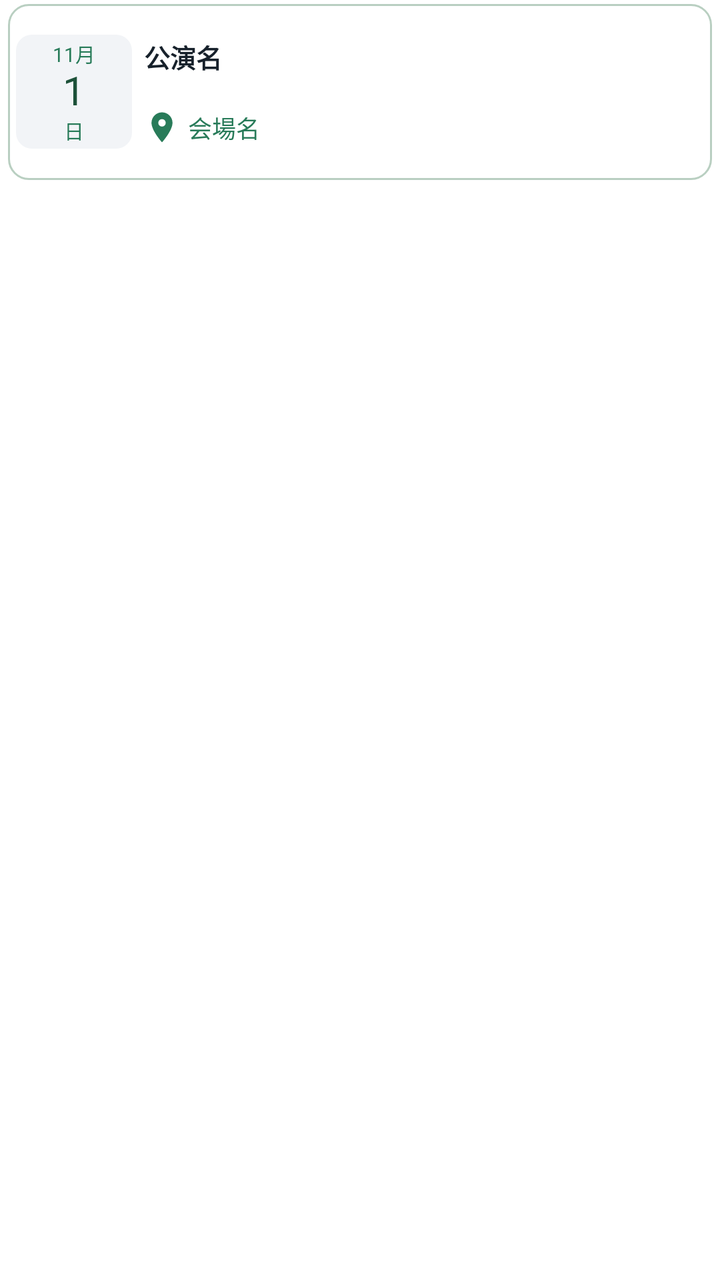
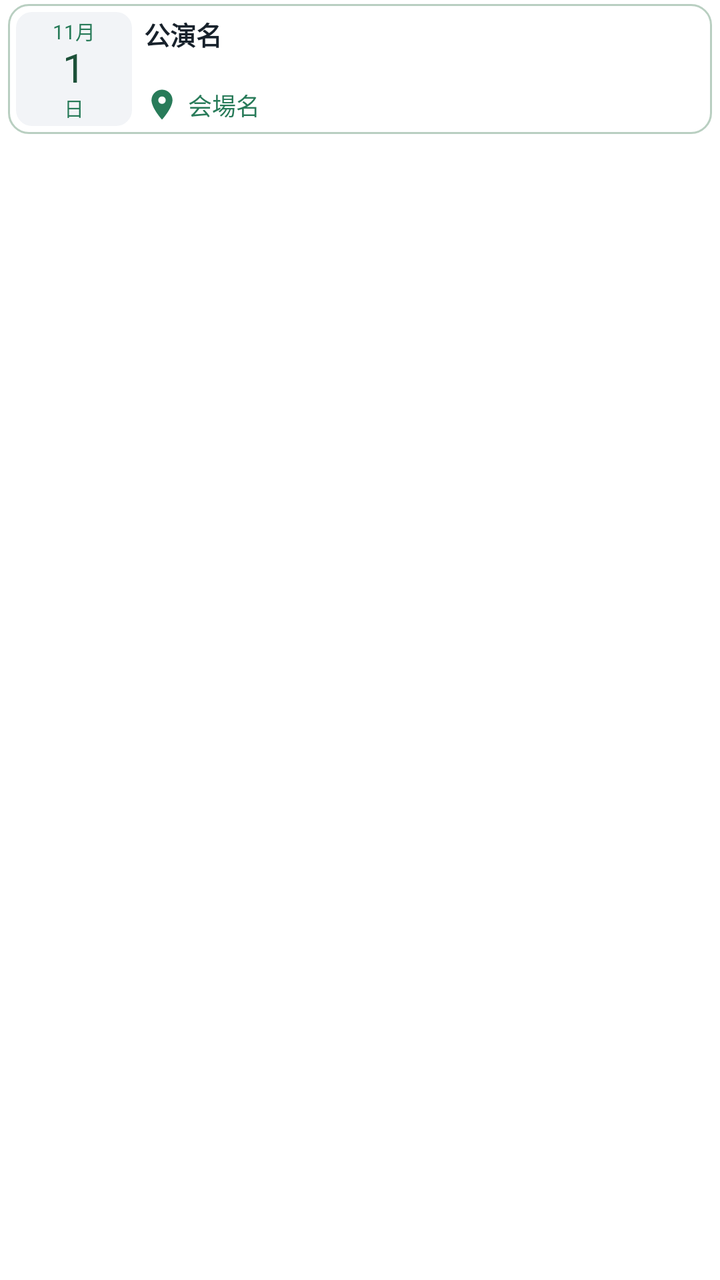

An Android layout rendered at two revisions. The XML below is the earlier revision; the diff shows what the commit changed to produce the second picture.
<!-- AndroidManifest.xml: fallback theme Theme.MaterialComponents.DayNight.NoActionBar -->
<!-- res/layout/ticket_widget_event.xml -->
<FrameLayout xmlns:android="http://schemas.android.com/apk/res/android" android:layout_width="match_parent" android:layout_height="wrap_content" android:paddingLeft="4dp" android:paddingRight="4dp" android:paddingTop="2dp" android:paddingBottom="2dp">
  <LinearLayout android:id="@+id/ticket_row" android:layout_width="match_parent" android:layout_height="88sp" android:orientation="horizontal" android:gravity="center_vertical" android:padding="4dp" android:layout_marginBottom="0dp" android:background="@drawable/ticket_widget_row" android:layout_weight="0" android:layout_marginTop="0dp" android:layout_marginLeft="0dp" android:layout_marginRight="0dp">
    <LinearLayout android:id="@+id/ticket_date" android:layout_width="58dp" android:layout_height="wrap_content" android:minHeight="42dp" android:orientation="vertical" android:gravity="center" android:paddingTop="2dp" android:paddingBottom="2dp" android:background="@drawable/ticket_widget_date">
      <TextView android:id="@+id/ticket_month" android:maxLines="1" android:ellipsize="end" android:layout_width="wrap_content" android:layout_height="wrap_content" android:text="11月" android:textColor="#287B59" android:textSize="10sp" android:includeFontPadding="false" android:textStyle="normal" />
      <TextView android:id="@+id/ticket_day" android:layout_width="wrap_content" android:layout_height="wrap_content" android:text="1" android:textColor="#1D5139" android:textSize="20sp" android:textStyle="normal" android:includeFontPadding="false" />
      <TextView android:id="@+id/ticket_weekday" android:layout_width="wrap_content" android:layout_height="wrap_content" android:text="日" android:textColor="#287B59" android:textSize="10sp" android:includeFontPadding="false" android:textStyle="normal" />
      <LinearLayout android:id="@+id/ticket_badges" android:layout_width="match_parent" android:layout_height="wrap_content" android:orientation="horizontal" android:gravity="center" android:layout_marginTop="1dp" android:visibility="gone">
        <TextView android:id="@+id/ticket_site" android:layout_width="wrap_content" android:layout_height="wrap_content" android:textSize="9sp" android:textStyle="normal" android:paddingLeft="3dp" android:paddingRight="3dp" android:paddingTop="0dp" android:paddingBottom="0dp" android:maxLines="1" android:ellipsize="end" android:includeFontPadding="false" />
      </LinearLayout>
    </LinearLayout>
    <LinearLayout android:layout_width="0dp" android:layout_weight="1" android:layout_height="wrap_content" android:orientation="vertical" android:layout_marginLeft="6dp">
      <LinearLayout android:layout_width="match_parent" android:layout_height="wrap_content" android:orientation="horizontal" android:gravity="center_vertical">
        <TextView android:id="@+id/ticket_title" android:layout_width="0dp" android:layout_height="wrap_content" android:text="公演名" android:textColor="#17212B" android:textSize="13sp" android:textStyle="bold" android:maxLines="1" android:ellipsize="end" android:includeFontPadding="false" android:lineSpacingExtra="1dp" android:layout_weight="1" />
        <TextView android:id="@+id/ticket_more" android:layout_width="wrap_content" android:layout_height="wrap_content" android:layout_marginLeft="4dp" android:textSize="11sp" android:textColor="#52616D" android:maxLines="1" android:includeFontPadding="false" android:textStyle="normal" />
      </LinearLayout>
      <TextView android:id="@+id/ticket_open" android:layout_width="match_parent" android:layout_height="wrap_content" android:layout_marginLeft="0dp" android:textSize="11sp" android:textColor="#203047" android:maxLines="1" android:ellipsize="end" android:includeFontPadding="false" android:textStyle="normal" android:layout_marginTop="2dp" />
      <LinearLayout android:id="@+id/ticket_location" android:layout_width="match_parent" android:layout_height="wrap_content" android:orientation="horizontal" android:gravity="center_vertical" android:layout_marginTop="2dp">
        <TextView android:id="@+id/ticket_meta" android:layout_width="0dp" android:layout_height="wrap_content" android:text="会場名" android:textColor="#287B59" android:textSize="12sp" android:layout_marginTop="0dp" android:maxLines="1" android:ellipsize="end" android:includeFontPadding="false" android:layout_weight="1" android:textStyle="normal" android:drawableLeft="@drawable/ticket_widget_map_pin" android:drawablePadding="4dp" android:gravity="center_vertical" android:minHeight="18dp" />
      </LinearLayout>
      <LinearLayout android:id="@+id/ticket_timing_group" android:layout_width="match_parent" android:layout_height="wrap_content" android:orientation="horizontal" android:visibility="gone" android:paddingLeft="5dp" android:paddingRight="5dp" android:paddingTop="1dp" android:paddingBottom="1dp" android:layout_marginTop="2dp" android:background="@drawable/ticket_widget_timings" android:gravity="center_vertical">
        <TextView android:id="@+id/ticket_performance" android:textStyle="normal" android:layout_width="0dp" android:layout_height="wrap_content" android:visibility="gone" android:textColor="#24539B" android:textSize="11sp" android:layout_marginTop="0dp" android:maxLines="1" android:ellipsize="end" android:includeFontPadding="false" android:layout_weight="1" />
        <TextView android:id="@+id/ticket_meet" android:layout_width="0dp" android:layout_height="wrap_content" android:visibility="gone" android:textColor="#24539B" android:textSize="11sp" android:layout_marginTop="0dp" android:maxLines="1" android:ellipsize="end" android:includeFontPadding="false" android:textStyle="normal" android:layout_weight="1" android:layout_marginLeft="4dp" />
      </LinearLayout>
    </LinearLayout>
  </LinearLayout>
</FrameLayout>
<!-- resources referenced by this layout -->
<resources>
  <!-- drawable ticket_widget_date (drawable) -->
  <shape xmlns:android="http://schemas.android.com/apk/res/android"><solid android:color="#F2F4F7"/><corners android:radius="8dp"/></shape>
  <!-- drawable ticket_widget_map_pin (drawable) -->
  <vector xmlns:android="http://schemas.android.com/apk/res/android" android:width="18dp" android:height="18dp" android:viewportWidth="24" android:viewportHeight="24">
    <path android:fillColor="#287B59" android:pathData="M12,2C8.13,2 5,5.13 5,9c0,5.25 7,13 7,13s7,-7.75 7,-13c0,-3.87 -3.13,-7 -7,-7zM12,11.5a2.5,2.5 0,1 1,0 -5a2.5,2.5 0,0 1,0 5z"/>
  </vector>
  <!-- drawable ticket_widget_row (drawable) -->
  <selector xmlns:android="http://schemas.android.com/apk/res/android">
    <item android:state_pressed="true"><shape><solid android:color="#EAF4ED"/><stroke android:width="1dp" android:color="#7EAC91"/><corners android:radius="10dp"/></shape></item>
    <item><shape><solid android:color="#FFFFFF"/><stroke android:width="1dp" android:color="#B9CFC1"/><corners android:radius="10dp"/></shape></item>
  </selector>
  <!-- drawable ticket_widget_timings (drawable) -->
  <shape xmlns:android="http://schemas.android.com/apk/res/android"><solid android:color="#EEF3FB"/><corners android:radius="5dp"/></shape>
</resources>

<!-- the commit's change to res/layout/ticket_widget_event.xml (unified diff, before → after) -->
@@ -1,5 +1,5 @@
 <FrameLayout xmlns:android="http://schemas.android.com/apk/res/android" android:layout_width="match_parent" android:layout_height="wrap_content" android:paddingLeft="4dp" android:paddingRight="4dp" android:paddingTop="2dp" android:paddingBottom="2dp">
-  <LinearLayout android:id="@+id/ticket_row" android:layout_width="match_parent" android:layout_height="88sp" android:orientation="horizontal" android:gravity="center_vertical" android:padding="4dp" android:layout_marginBottom="0dp" android:background="@drawable/ticket_widget_row" android:layout_weight="0" android:layout_marginTop="0dp" android:layout_marginLeft="0dp" android:layout_marginRight="0dp">
+  <LinearLayout android:id="@+id/ticket_row" android:layout_width="match_parent" android:layout_height="wrap_content" android:orientation="horizontal" android:gravity="center_vertical" android:padding="4dp" android:layout_marginBottom="0dp" android:background="@drawable/ticket_widget_row" android:layout_weight="0" android:layout_marginTop="0dp" android:layout_marginLeft="0dp" android:layout_marginRight="0dp">
     <LinearLayout android:id="@+id/ticket_date" android:layout_width="58dp" android:layout_height="wrap_content" android:minHeight="42dp" android:orientation="vertical" android:gravity="center" android:paddingTop="2dp" android:paddingBottom="2dp" android:background="@drawable/ticket_widget_date">
       <TextView android:id="@+id/ticket_month" android:maxLines="1" android:ellipsize="end" android:layout_width="wrap_content" android:layout_height="wrap_content" android:text="11月" android:textColor="#287B59" android:textSize="10sp" android:includeFontPadding="false" android:textStyle="normal" />
       <TextView android:id="@+id/ticket_day" android:layout_width="wrap_content" android:layout_height="wrap_content" android:text="1" android:textColor="#1D5139" android:textSize="20sp" android:textStyle="normal" android:includeFontPadding="false" />
